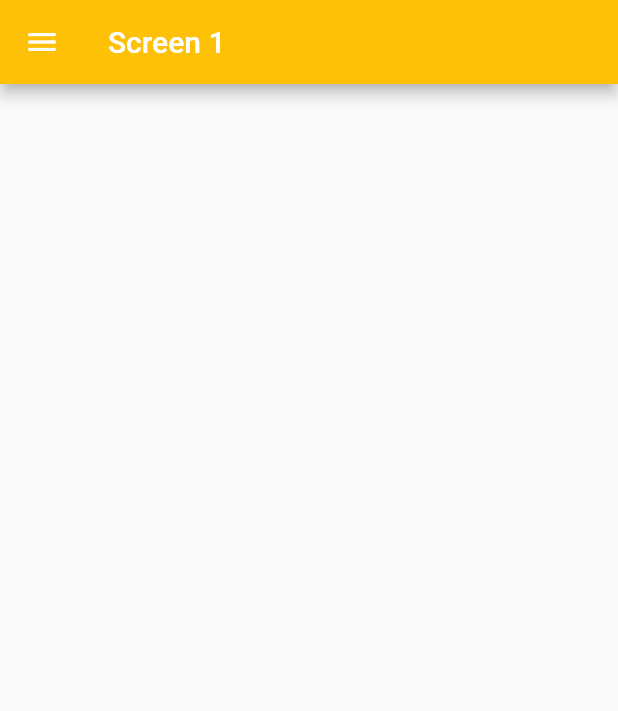
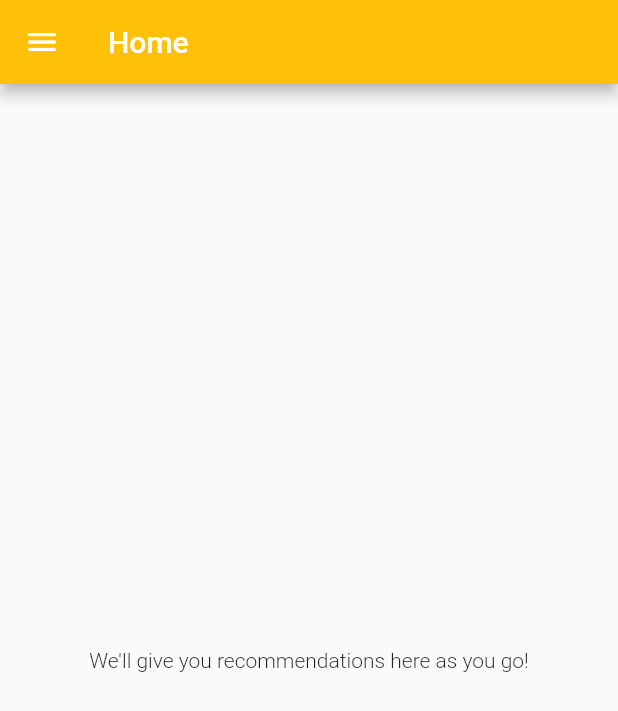
Before and after one commit to coolsidd/ge-healthcare-2018, a Flutter app: the screen it shows after launch, on a phone screen of 412 x 824 dp. Shown: the top 711 px of the screen. Run offline on Flutter 3.47's test engine with Material 2 defaults, Android fonts, the phone set to English and light mode, and no system bars; our stand-ins replace camera, charts_flutter, csv, sensors; missing offline and left inert: tflite, vibrate; generated files the repository leaves out were written again.

Commit message:
Added predictions sceen

```diff
--- a/adorer_app/lib/main.dart
+++ b/adorer_app/lib/main.dart
@@ -8,6 +8,11 @@ import 'aboutUs.dart' as AboutUs;
 import 'colors.dart';
 import 'advice.dart' as Advice;
 import 'emergencyCall.dart' as EmergencyCall;
+import 'predictions.dart' as Predictions;
+import 'dart:io';
+import 'package:path_provider/path_provider.dart';
+import 'package:csv/csv.dart';
+import 'scheduler.dart' as Schedular;
 
 final ThemeData _kShrineTheme = _buildShrineTheme();
 
@@ -44,11 +49,29 @@ class MyHomePage extends StatefulWidget {
   }
 }
 
+enum Screens { home, games, sleep, medicine }
+void noteTime(Screens screen) async {
+  final directory = await getApplicationDocumentsDirectory();
+  if (true) {
+    final File file = File("${directory.path}/meta.csv");
+    await file.writeAsString(
+        ListToCsvConverter().convert([
+          [screen.toString(), DateTime.now()]
+        ]),
+        mode: FileMode.append);
+  }
+}
+
 class _MyHomePageState extends State<MyHomePage> {
   List<DrawerItem> drawerItemsBegin = [
-    DrawerItem("Home", Icons.home, true, Text("Screen 1")),
-    DrawerItem("Games", Icons.games, true, Text("Screen 2"),
-        drawerItemWidget: () => Games.MainScreen()),
+    DrawerItem("Home", Icons.home, true, Text("Home"), drawerItemWidget: () {
+      noteTime(Screens.home);
+      return Predictions.PredictionsWidget();
+    }),
+    DrawerItem("Games", Icons.games, true, Text("Games"), drawerItemWidget: () {
+      noteTime(Screens.games);
+      return Games.MainScreen();
+    }),
     DrawerItem("Graphs", Icons.insert_chart, true, Text("Graphs"),
         drawerItemWidget: () => Graphs.GraphsWidget()),
     DrawerItem("Sleep", Icons.hotel, true, Text("Sleep"),
@@ -57,6 +80,8 @@ class _MyHomePageState extends State<MyHomePage> {
         drawerItemWidget: () => Activities.MainScreen()),
     DrawerItem("Emotion Detect", Icons.list, true, Text("Detecting..."),
         drawerItemWidget: () => Emotion.EmotionWidget()),
+    DrawerItem("Scheduler", Icons.schedule, true, Text("Scheduler"),
+        drawerItemWidget: () => Schedular.MedicineScheduleWidget()),
     DrawerItem("Divider1", null, false, null, isDivider: true),
     DrawerItem(
         "Advice For Parents", Icons.help, false, Text("Advice for parents"),
--- /dev/null
+++ b/adorer_app/lib/predictions.dart
@@ -0,0 +1,91 @@
+import 'package:flutter/material.dart';
+import 'dart:io';
+import 'package:path_provider/path_provider.dart';
+import 'package:csv/csv.dart';
+import 'activities.dart' as Activities;
+import 'dart:convert';
+
+class PredictionsWidget extends StatefulWidget {
+  @override
+  State<StatefulWidget> createState() {
+    return PredictionsWidgetState();
+  }
+}
+
+enum AdviceType { good, bad, info }
+
+
+class AdviceAboutClass {
+  AdviceAbout asEnum;
+
+  AdviceAboutClass(this.asEnum);
+}
+enum AdviceAbout {
+  sleep,
+  social,
+  cognition,
+}
+
+class Advice {
+  AdviceType type;
+  AdviceAbout about;
+  String name;
+  Advice(this.type, this.about, this.name);
+  Widget getAdviceWidget() {
+    return Card(
+        child: Column(children: [
+      ListTile(
+        leading: Icon(Icons.lightbulb_outline),
+        title: Text("Advice regarding ${this.name}"),
+      ),
+      Container(
+        padding: EdgeInsets.all(10.0),
+        child: Text(
+            "You should perform ${this.name} more as it seems to increase your performance in ${about.toString().substring(12)}"),
+      ),
+    ]));
+  }
+
+  factory Advice.fromActivity(Activities.Activity act) {
+    return Advice(AdviceType.good, AdviceAbout.sleep, act.name);
+  }
+}
+
+class PredictionsWidgetState extends State<PredictionsWidget> {
+  List<Activities.Activity> activitiesList;
+  Widget advice = Center(
+      child: Text("We'll give you recommendations here as you go!",
+          style: TextStyle(fontWeight: FontWeight.w300)));
+  readData() async {
+    final directory = await getApplicationDocumentsDirectory();
+    List dataList = [];
+    if (FileSystemEntity.typeSync("${directory.path}/activitiesData.csv") !=
+        FileSystemEntityType.notFound) {
+      final File file = File("${directory.path}/activitiesData.csv");
+      String data = await file.readAsString();
+      dataList = CsvToListConverter().convert(data)[0];
+    }
+    activitiesList = List<Activities.Activity>.generate(dataList.length, (i) {
+      return Activities.Activity.fromJson(jsonDecode(dataList[i]));
+    });
+  }
+
+  void generateAdvice() async {
+    await readData();
+    if (activitiesList.isNotEmpty) {
+      advice = ListView(
+        children: List<Widget>.generate(activitiesList.length, (i) {
+          print("reading...");
+          return Advice.fromActivity(activitiesList[i]).getAdviceWidget();
+        }),
+      );
+      setState(() {});
+    }
+  }
+
+  @override
+  Widget build(BuildContext context) {
+    generateAdvice();
+    return advice;
+  }
+}
--- a/adorer_app/lib/sleep.dart
+++ b/adorer_app/lib/sleep.dart
@@ -7,7 +7,7 @@ import 'dart:core';
 import 'dart:math';
 import 'dart:io';
 import 'package:csv/csv.dart' as csv;
-
+import 'main.dart' as main;
 class SleepScreen extends StatefulWidget {
   @override
   State<StatefulWidget> createState() {
@@ -173,6 +173,7 @@ class SleepScreenState extends State<SleepScreen> {
         trailing: FlatButton(
           child: Text("START"),
           onPressed: () {
+            main.noteTime(main.Screens.sleep);
             Navigator.push(context,
                 MaterialPageRoute(builder: (context) => SleepWidget()));
           },
--- a/adorer_app/pubspec.yaml
+++ b/adorer_app/pubspec.yaml
@@ -29,11 +29,13 @@ dependencies:
   camera: ^0.2.6
   url_launcher: ^4.0.2
   flutter_local_notifications: ^0.4.2+1
+  json_annotation: ^2.0.0
 
 dev_dependencies:
+  build_runner: ^1.0.0
+  json_serializable: ^2.0.0
   flutter_test:
     sdk: flutter
-
 
 # For information on the generic Dart part of this file, see the
 # following page: https://www.dartlang.org/tools/pub/pubspec
```
